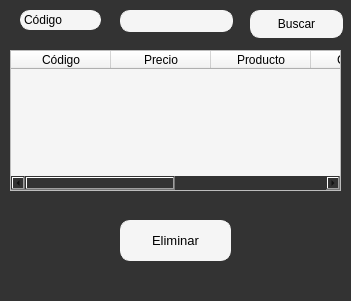
First picture: the form in Ui/Almacen/u_eliminar.ui, repository Kodegmxz/Proyecto, before the edit.
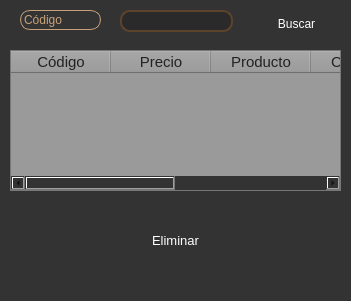
Second picture: the form after the edit.

```diff
--- a/Ui/Almacen/u_eliminar.ui
+++ b/Ui/Almacen/u_eliminar.ui
@@ -33,9 +33,10 @@
    </property>
    <property name="styleSheet">
     <string notr="true">QLabel {
-    background-color: #f5f5f5;
-    border: 1px solid #f5f5f5;
+    border: 1px solid #c7a17a;
     border-radius: 10px;
+    color: #c7a17a;
+    text-shadow: 0 0 10px #c7a17a
 }</string>
    </property>
    <property name="text">
@@ -54,11 +55,30 @@
    <property name="font">
     <font>
      <family>Segoe UI Symbol</family>
-     <pointsize>9</pointsize>
+     <pointsize>-1</pointsize>
     </font>
    </property>
    <property name="styleSheet">
-    <string notr="true">background-color: rgb(245, 245, 245);</string>
+    <string notr="true">QTableWidget, QTableWidget::item, QHeaderView::section {
+    background-color: #9a9a9a;
+    color: #222;
+    font-family: Segoe UI Symbol;
+    font-size: 15px;
+}
+
+QTableCornerButton::section {
+    background-color: #9a9a9a;
+    border: none;
+}
+
+QScrollBar:horizontal, QScrollBar:vertical {
+    background: #9a9a9a;
+    border: none;
+}
+
+QTableWidget {
+    gridline-color: #9a9a9a;
+}</string>
    </property>
    <column>
     <property name="text">
@@ -108,11 +128,18 @@
    </property>
    <property name="styleSheet">
     <string notr="true">QPushButton {
-        background-color: #f5f5f5;
-        border: 1px solid #f5f5f5;
-        border-radius: 10px;
-    }
-</string>
+       background: qlineargradient(x1:0, y1:0, x2:1, y2:0,
+         stop:0 #5d432c, stop:1 #c7a17a);
+       color: white;
+       border-radius: 10px;
+       border: none;
+      }
+      QPushButton:hover {
+       background: qlineargradient(x1:0, y1:0, x2:1, y2:0,
+         stop:0 #c7a17a, stop:1 #5d432c);
+      }
+      QPushButton:pressed {
+      }</string>
    </property>
    <property name="text">
     <string>Buscar</string>
@@ -134,12 +161,17 @@
     </font>
    </property>
    <property name="styleSheet">
-    <string notr="true">QLineEdit
-{
-    background-color: #f5f5f5;
-    border: 1px solid #f5f5f5;
-    border-radius: 10px;
-}</string>
+    <string notr="true">QLineEdit {
+       background: #2a2a2a;
+       border: 2px solid #5d432c;
+       border-radius: 10px;
+       color: #c7a17a;
+      }
+      QLineEdit:focus {
+       border-color: #c7a17a;
+      }
+     
+     </string>
    </property>
   </widget>
   <widget class="QPushButton" name="eliminar">
@@ -159,12 +191,18 @@
    </property>
    <property name="styleSheet">
     <string notr="true">QPushButton {
-        background-color: #f5f5f5;
-        border: 1px solid #f5f5f5;
-        border-radius: 10px;
-
-    }
-</string>
+       background: qlineargradient(x1:0, y1:0, x2:1, y2:0,
+         stop:0 #5d432c, stop:1 #c7a17a);
+       color: white;
+       border-radius: 10px;
+       border: none;
+      }
+      QPushButton:hover {
+       background: qlineargradient(x1:0, y1:0, x2:1, y2:0,
+         stop:0 #c7a17a, stop:1 #5d432c);
+      }
+      QPushButton:pressed {
+      }</string>
    </property>
    <property name="text">
     <string>Eliminar</string>
@@ -173,7 +211,7 @@
   <widget class="QLabel" name="label">
    <property name="geometry">
     <rect>
-     <x>0</x>
+     <x>10</x>
      <y>0</y>
      <width>351</width>
      <height>301</height>
```
